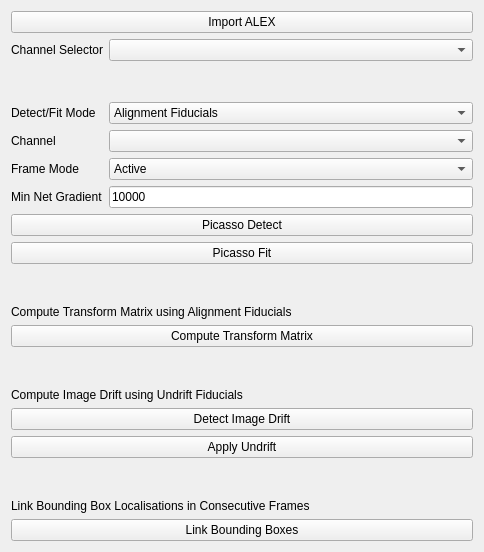
Old version of the form src/napari_gapseq2/widget_ui.ui in the repository piedrro/napari-GapSeq2.
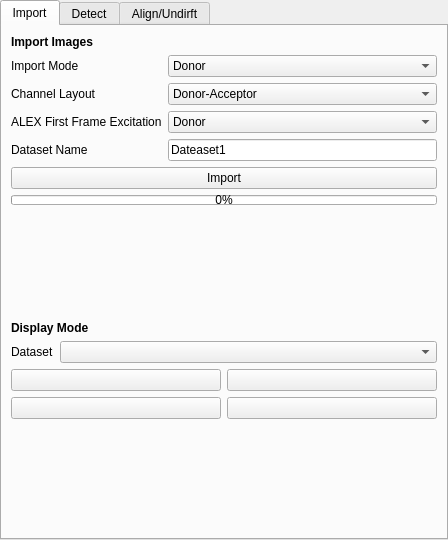
New version of the form.

Commit message: added tab widget layout and multicore import

The edit to the form file:
```diff
--- a/src/napari_gapseq2/widget_ui.ui
+++ b/src/napari_gapseq2/widget_ui.ui
@@ -1,23 +1,36 @@
 <?xml version="1.0" encoding="UTF-8"?>
 <ui version="4.0">
- <class>Form</class>
- <widget class="QWidget" name="Form">
+ <class>TabWidget</class>
+ <widget class="QTabWidget" name="TabWidget">
   <property name="geometry">
    <rect>
     <x>0</x>
     <y>0</y>
-    <width>484</width>
-    <height>552</height>
+    <width>448</width>
+    <height>540</height>
    </rect>
   </property>
   <property name="windowTitle">
    <string>Form</string>
   </property>
+  <property name="currentIndex">
+   <number>0</number>
+  </property>
+  <widget class="QWidget" name="tab">
+   <attribute name="title">
+    <string>Import</string>
+   </attribute>
   <layout class="QVBoxLayout" name="verticalLayout">
    <item>
-    <widget class="QPushButton" name="import_alex_data">
+     <widget class="QLabel" name="label_2">
+      <property name="font">
+       <font>
+        <weight>75</weight>
+        <bold>true</bold>
+       </font>
+      </property>
      <property name="text">
-      <string>Import ALEX</string>
+       <string>Import Images</string>
      </property>
     </widget>
    </item>
@@ -26,15 +39,132 @@
      <item row="0" column="0">
       <widget class="QLabel" name="label">
        <property name="text">
-        <string>Channel Selector</string>
+         <string>Import Mode</string>
        </property>
       </widget>
      </item>
      <item row="0" column="1">
-      <widget class="QComboBox" name="channel_selector"/>
+       <widget class="QComboBox" name="gapseq_import_mode">
+        <item>
+         <property name="text">
+          <string>Donor</string>
+         </property>
+        </item>
+        <item>
+         <property name="text">
+          <string>Acceptor</string>
+         </property>
+        </item>
+        <item>
+         <property name="text">
+          <string>DA</string>
+         </property>
+        </item>
+        <item>
+         <property name="text">
+          <string>DD</string>
+         </property>
+        </item>
+        <item>
+         <property name="text">
+          <string>AA</string>
+         </property>
+        </item>
+        <item>
+         <property name="text">
+          <string>AD</string>
+         </property>
+        </item>
+        <item>
+         <property name="text">
+          <string>FRET</string>
+         </property>
+        </item>
+        <item>
+         <property name="text">
+          <string>ALEX</string>
+         </property>
+        </item>
+       </widget>
+      </item>
+      <item row="1" column="0">
+       <widget class="QLabel" name="gapseq_channel_layout_label">
+        <property name="text">
+         <string>Channel Layout</string>
+        </property>
+       </widget>
+      </item>
+      <item row="1" column="1">
+       <widget class="QComboBox" name="gapseq_channel_layout">
+        <item>
+         <property name="text">
+          <string>Donor-Acceptor</string>
+         </property>
+        </item>
+        <item>
+         <property name="text">
+          <string>Acceptor-Donor</string>
+         </property>
+        </item>
+       </widget>
+      </item>
+      <item row="2" column="0">
+       <widget class="QLabel" name="gapseq_alex_first_frame_label">
+        <property name="text">
+         <string>ALEX First Frame Excitation</string>
+        </property>
+       </widget>
+      </item>
+      <item row="2" column="1">
+       <widget class="QComboBox" name="gapseq_alex_first_frame">
+        <item>
+         <property name="text">
+          <string>Donor</string>
+         </property>
+        </item>
+        <item>
+         <property name="text">
+          <string>Acceptor</string>
+         </property>
+        </item>
+       </widget>
+      </item>
+      <item row="3" column="0">
+       <widget class="QLabel" name="label_4">
+        <property name="text">
+         <string>Dataset Name</string>
+        </property>
+       </widget>
+      </item>
+      <item row="3" column="1">
+       <widget class="QLineEdit" name="gapseq_dataset_name">
+        <property name="text">
+         <string>Dateaset1</string>
+        </property>
+       </widget>
      </item>
     </layout>
    </item>
+    <item>
+     <widget class="QPushButton" name="gapseq_import">
+      <property name="text">
+       <string>Import</string>
+      </property>
+     </widget>
+    </item>
+    <item>
+     <widget class="QProgressBar" name="gapseq_import_progressbar">
+      <property name="maximumSize">
+       <size>
+        <width>16777215</width>
+        <height>10</height>
+       </size>
+      </property>
+      <property name="value">
+       <number>0</number>
+      </property>
+     </widget>
+    </item>
    <item>
     <spacer name="verticalSpacer">
      <property name="orientation">
@@ -48,42 +178,112 @@
      </property>
     </spacer>
    </item>
+    <item>
+     <widget class="QLabel" name="label_12">
+      <property name="font">
+       <font>
+        <weight>75</weight>
+        <bold>true</bold>
+       </font>
+      </property>
+      <property name="text">
+       <string>Display Mode</string>
+      </property>
+     </widget>
+    </item>
    <item>
     <layout class="QFormLayout" name="formLayout_2">
-     <item row="4" column="0">
-      <widget class="QLabel" name="label_2">
+      <item row="0" column="0">
+       <widget class="QLabel" name="label_13">
        <property name="text">
-        <string>Min Net Gradient</string>
+         <string>Dataset</string>
        </property>
       </widget>
      </item>
-     <item row="4" column="1">
-      <widget class="QLineEdit" name="picasso_min_net_gradient">
+      <item row="0" column="1">
+       <widget class="QComboBox" name="comboBox"/>
+      </item>
+     </layout>
+    </item>
+    <item>
+     <layout class="QGridLayout" name="gridLayout">
+      <item row="0" column="0">
+       <widget class="QPushButton" name="gapseq_show_dd">
        <property name="text">
-        <string>10000</string>
+         <string/>
        </property>
       </widget>
      </item>
-     <item row="2" column="1">
-      <widget class="QComboBox" name="picasso_channel"/>
-     </item>
-     <item row="2" column="0">
+      <item row="0" column="1">
+       <widget class="QPushButton" name="gapseeq_show_dd">
+        <property name="text">
+         <string/>
+        </property>
+       </widget>
+      </item>
+      <item row="1" column="0">
+       <widget class="QPushButton" name="gapseq_show_ad">
+        <property name="text">
+         <string/>
+        </property>
+       </widget>
+      </item>
+      <item row="1" column="1">
+       <widget class="QPushButton" name="gapseq_show_aa">
+        <property name="text">
+         <string/>
+        </property>
+       </widget>
+      </item>
+     </layout>
+    </item>
+    <item>
+     <spacer name="verticalSpacer_5">
+      <property name="orientation">
+       <enum>Qt::Vertical</enum>
+      </property>
+      <property name="sizeHint" stdset="0">
+       <size>
+        <width>20</width>
+        <height>40</height>
+       </size>
+      </property>
+     </spacer>
+    </item>
+   </layout>
+  </widget>
+  <widget class="QWidget" name="tab_2">
+   <attribute name="title">
+    <string>Detect</string>
+   </attribute>
+   <layout class="QVBoxLayout" name="verticalLayout_2">
+    <item>
       <widget class="QLabel" name="label_3">
+      <property name="font">
+       <font>
+        <weight>75</weight>
+        <bold>true</bold>
+       </font>
+      </property>
        <property name="text">
-        <string>Channel</string>
+       <string>Detect Localisations (Picasso)</string>
        </property>
       </widget>
      </item>
-     <item row="1" column="1">
+    <item>
+     <layout class="QFormLayout" name="formLayout_3">
+      <item row="0" column="0">
+       <widget class="QLabel" name="label_7">
+        <property name="text">
+         <string>Detect/Fit Mode</string>
+        </property>
+       </widget>
+      </item>
+      <item row="0" column="1">
       <widget class="QComboBox" name="picasso_detect_mode">
        <item>
         <property name="text">
-         <string>Alignment Fiducials</string>
-        </property>
-       </item>
-       <item>
-        <property name="text">
-         <string>Undrift Fiducials</string>
+          <string>Fiducials</string>
         </property>
        </item>
        <item>
@@ -94,14 +294,27 @@
       </widget>
      </item>
      <item row="1" column="0">
+       <widget class="QLabel" name="label_11">
+        <property name="text">
+         <string>Dataset</string>
+        </property>
+       </widget>
+      </item>
+      <item row="1" column="1">
+       <widget class="QComboBox" name="picasso_dataset"/>
+      </item>
+      <item row="2" column="0">
       <widget class="QLabel" name="label_6">
        <property name="text">
-        <string>Detect/Fit Mode</string>
+         <string>Channel</string>
        </property>
       </widget>
      </item>
+      <item row="2" column="1">
+       <widget class="QComboBox" name="picasso_channel"/>
+      </item>
      <item row="3" column="0">
-      <widget class="QLabel" name="label_4">
+       <widget class="QLabel" name="label_8">
        <property name="text">
         <string>Frame Mode</string>
        </property>
@@ -121,8 +334,29 @@
        </item>
       </widget>
      </item>
-    </layout>
-   </item>
+      <item row="4" column="0">
+       <widget class="QLabel" name="label_5">
+        <property name="text">
+         <string>Min Net Gradient</string>
+        </property>
+       </widget>
+      </item>
+      <item row="4" column="1">
+       <widget class="QLineEdit" name="picasso_min_net_gradient">
+        <property name="text">
+         <string>10000</string>
+        </property>
+       </widget>
+      </item>
+     </layout>
+    </item>
+    <item>
+     <widget class="QCheckBox" name="checkBox">
+      <property name="text">
+       <string>Link Localisations in Consecutive Frames</string>
+      </property>
+     </widget>
+    </item>
    <item>
     <widget class="QPushButton" name="picasso_detect">
      <property name="text">
@@ -138,7 +372,20 @@
     </widget>
    </item>
    <item>
-    <spacer name="verticalSpacer_3">
+     <widget class="QProgressBar" name="picasso_progress">
+      <property name="maximumSize">
+       <size>
+        <width>16777215</width>
+        <height>10</height>
+       </size>
+      </property>
+      <property name="value">
+       <number>0</number>
+      </property>
+     </widget>
+    </item>
+    <item>
+     <spacer name="verticalSpacer_2">
      <property name="orientation">
       <enum>Qt::Vertical</enum>
      </property>
@@ -150,8 +397,21 @@
      </property>
     </spacer>
    </item>
+   </layout>
+  </widget>
+  <widget class="QWidget" name="tab_3">
+   <attribute name="title">
+    <string>Align/Undirft</string>
+   </attribute>
+   <layout class="QVBoxLayout" name="verticalLayout_3">
    <item>
-    <widget class="QLabel" name="label_5">
+     <widget class="QLabel" name="label_9">
+      <property name="font">
+       <font>
+        <weight>75</weight>
+        <bold>true</bold>
+       </font>
+      </property>
      <property name="text">
       <string>Compute Transform Matrix using Alignment Fiducials</string>
      </property>
@@ -165,7 +425,7 @@
     </widget>
    </item>
    <item>
-    <spacer name="verticalSpacer_2">
+     <spacer name="verticalSpacer_3">
      <property name="orientation">
       <enum>Qt::Vertical</enum>
      </property>
@@ -178,7 +438,13 @@
     </spacer>
    </item>
    <item>
-    <widget class="QLabel" name="label_7">
+     <widget class="QLabel" name="label_10">
+      <property name="font">
+       <font>
+        <weight>75</weight>
+        <bold>true</bold>
+       </font>
+      </property>
      <property name="text">
       <string>Compute Image Drift using Undrift Fiducials</string>
      </property>
@@ -211,21 +477,8 @@
      </property>
     </spacer>
    </item>
-   <item>
-    <widget class="QLabel" name="label_8">
-     <property name="text">
-      <string>Link Bounding Box Localisations in Consecutive Frames</string>
-     </property>
-    </widget>
-   </item>
-   <item>
-    <widget class="QPushButton" name="gapseq_link_localisations">
-     <property name="text">
-      <string>Link Bounding Boxes</string>
-     </property>
-    </widget>
-   </item>
-  </layout>
+   </layout>
+  </widget>
  </widget>
  <resources/>
  <connections/>
```
Left out of the diff: 2 changed lines with no effect on the pictures. Lines whose indentation alone changed are shown as unchanged. The commit also changes 2 other files.
